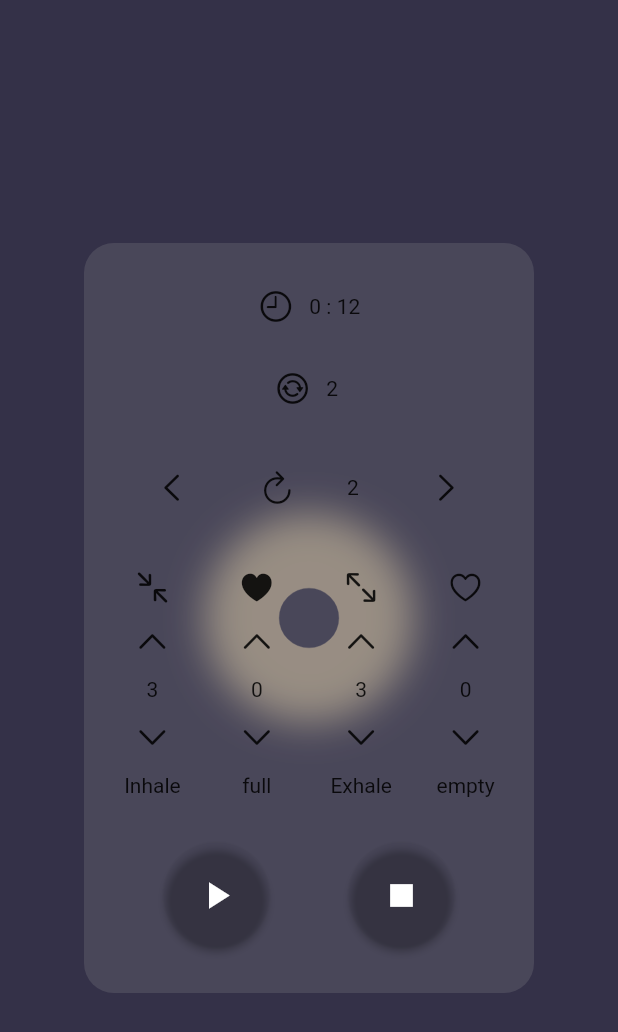
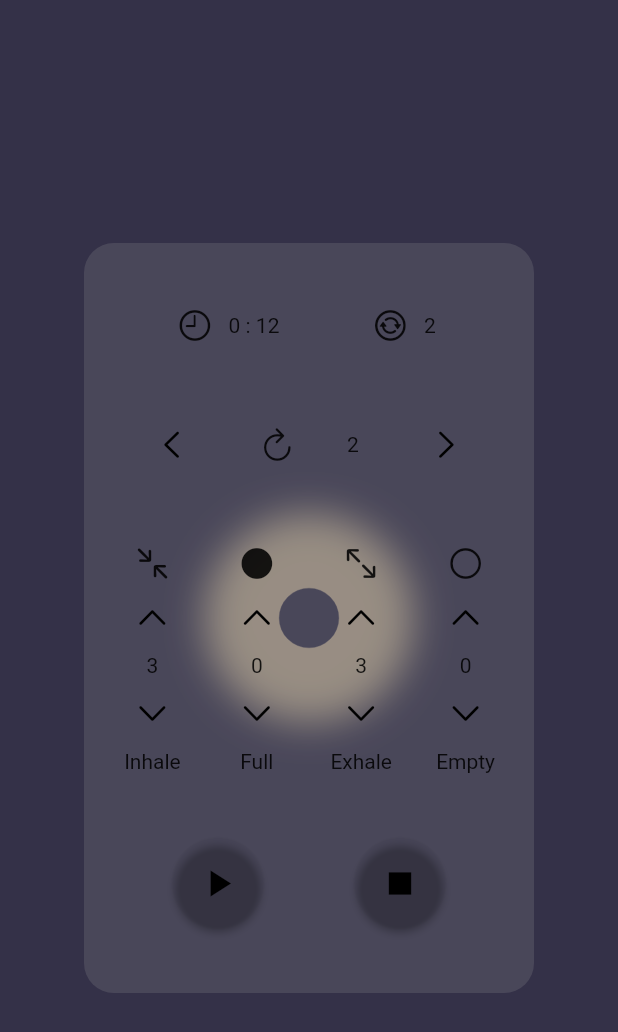
Before and after one commit to aspirinii/HealingMeditation, a Flutter app: the screen it shows after launch, on a phone screen of 412 x 824 dp. Shown: the top 1032 px of the screen. Run offline on Flutter 3.47's test engine with Material 2 defaults, Android fonts, the phone set to English and light mode, and no system bars; our stand-ins replace get, shared_preferences, shimmer_animation, vibration.

Commit message:
designing May 30 12:50

```diff
--- a/lib/menu.dart
+++ b/lib/menu.dart
@@ -9,6 +9,7 @@ class MenuWidget extends StatelessWidget with WidgetsBindingObserver{
   MenuWidget({Key? key}) : super(key: key);
   final Controller c = Get.find();
   final WindowsController c2 = Get.put(WindowsController());
+  final buttonColor = Colors.black;
 
   @override
   void didChangeAppLifecycleState(AppLifecycleState state) {
@@ -35,17 +36,22 @@ class MenuWidget extends StatelessWidget with WidgetsBindingObserver{
                 Row(
                   mainAxisAlignment: MainAxisAlignment.center,
                   children: [
+                    Spacer(),
                     const Icon(CupertinoIcons.clock),
                     Obx(() => Text("   ${c.timeMinRx} : ${c.timeSecRx}")),
+                    Spacer(),
+                    const Icon(CupertinoIcons.arrow_2_circlepath_circle),
+                    Obx(() => Text("   ${c.value_cycle} ")),
+                    Spacer(),
                   ],
                 ),
-                Row(
-                  mainAxisAlignment: MainAxisAlignment.center,
-                  children: [
-                    const Icon(CupertinoIcons.arrow_2_circlepath_circle),
-                    Obx(() => Text("   ${c.value_cycle} ")),
-                  ],
-                ),
+                // Row(
+                //   mainAxisAlignment: MainAxisAlignment.center,
+                //   children: [
+                //     const Icon(CupertinoIcons.arrow_2_circlepath_circle),
+                //     Obx(() => Text("   ${c.value_cycle} ")),
+                //   ],
+                // ),
                 Row(
                   mainAxisAlignment: MainAxisAlignment.spaceEvenly,
                   children: [
@@ -54,9 +60,10 @@ class MenuWidget extends StatelessWidget with WidgetsBindingObserver{
                         c.decrement(c.cycle);
                       },
                       icon: const Icon(CupertinoIcons.chevron_left),
-                      splashColor: Colors.red,
-                      splashRadius: 10,
-                      hoverColor: Colors.blue,
+                      color: buttonColor,
+                      // splashColor: Colors.red,
+                      // splashRadius: 10,
+                      // hoverColor: Colors.blue,
                     ),
                     const Icon(CupertinoIcons.arrow_clockwise),
                     Obx(() => Text("${c.cycle}")),
@@ -65,9 +72,10 @@ class MenuWidget extends StatelessWidget with WidgetsBindingObserver{
                         c.increment(c.cycle);
                       },
                       icon: const Icon(CupertinoIcons.chevron_right),
-                      splashColor: Colors.red,
-                      splashRadius: 10,
-                      hoverColor: Colors.blue,
+                      color: buttonColor,
+                      // splashColor: Colors.red,
+                      // splashRadius: 10,
+                      // hoverColor: Colors.blue,
                     ),
                   ],
                 ),
@@ -84,6 +92,7 @@ class MenuWidget extends StatelessWidget with WidgetsBindingObserver{
                             c.increment(c.inhale);
                           },
                           icon: const Icon(CupertinoIcons.chevron_up),
+                          color: buttonColor
                         ),
                         Obx(() => Text("${c.inhale}")),
                         IconButton(
@@ -91,6 +100,7 @@ class MenuWidget extends StatelessWidget with WidgetsBindingObserver{
                             c.decrement(c.inhale);
                           },
                           icon: const Icon(CupertinoIcons.chevron_down),
+                          color: buttonColor
                         ),
                         const Text("Inhale"),
                       ],
@@ -98,12 +108,13 @@ class MenuWidget extends StatelessWidget with WidgetsBindingObserver{
                     Column(
                       mainAxisAlignment: MainAxisAlignment.spaceEvenly,
                       children: [
-                        const Icon(CupertinoIcons.heart_fill),
+                        const Icon(CupertinoIcons.circle_fill),
                         IconButton(
                           onPressed: () {
                             c.increment(c.full);
                           },
                           icon: const Icon(CupertinoIcons.chevron_up),
+                          color: buttonColor
                         ),
                         Obx(() => Text("${c.full}")),
                         IconButton(
@@ -111,8 +122,9 @@ class MenuWidget extends StatelessWidget with WidgetsBindingObserver{
                             c.decrement(c.full);
                           },
                           icon: const Icon(CupertinoIcons.chevron_down),
+                          color: buttonColor
                         ),
-                        const Text("full"),
+                        const Text("Full"),
                       ],
                     ),
                     Column(
@@ -125,6 +137,7 @@ class MenuWidget extends StatelessWidget with WidgetsBindingObserver{
                             c.increment(c.exhale);
                           },
                           icon: const Icon(CupertinoIcons.chevron_up),
+                          color: buttonColor
                         ),
                         Obx(() => Text("${c.exhale}")),
                         IconButton(
@@ -132,6 +145,7 @@ class MenuWidget extends StatelessWidget with WidgetsBindingObserver{
                             c.decrement(c.exhale);
                           },
                           icon: const Icon(CupertinoIcons.chevron_down),
+                          color: buttonColor
                         ),
                         const Text("Exhale"),
                       ],
@@ -139,23 +153,23 @@ class MenuWidget extends StatelessWidget with WidgetsBindingObserver{
                     Column(
                       mainAxisAlignment: MainAxisAlignment.spaceEvenly,
                       children: [
-                        const Icon(CupertinoIcons.heart),
+                        const Icon(CupertinoIcons.circle),
                         IconButton(
                           onPressed: () {
                             c.increment(c.empty);
                           },
                           icon: const Icon(CupertinoIcons.chevron_up),
+                          color: buttonColor
                         ),
                         Obx(() => Text("${c.empty}")),
                         IconButton(
                           onPressed: () {
                             c.decrement(c.empty);
                           },
-                          icon: const Icon(
-                            CupertinoIcons.chevron_down,
-                          ),
+                          icon: const Icon(CupertinoIcons.chevron_down),
+                          color: buttonColor,
                         ),
-                        const Text("empty"),
+                        const Text("Empty"),
                       ],
                     ),
                   ],
@@ -168,12 +182,12 @@ class MenuWidget extends StatelessWidget with WidgetsBindingObserver{
                         c.startBtn();
                       },
                       child: const Icon(Icons.play_arrow_sharp,
-                          size: 30, color: Colors.white),
+                          size: 30, color: Colors.black),
                       style: ElevatedButton.styleFrom(
                         shape: const CircleBorder(),
-                        padding: const EdgeInsets.all(20),
+                        padding: const EdgeInsets.all(15),
                         primary: Colors.transparent, // <-- Button color
-                        onPrimary: Colors.red, // <-- Splash color
+                        onPrimary: Colors.white, // <-- Splash color
                       ),
                     ),
                     ElevatedButton(
@@ -181,12 +195,12 @@ class MenuWidget extends StatelessWidget with WidgetsBindingObserver{
                         c.stopBtn();
                       },
                       child:
-                          const Icon(Icons.stop, size: 30, color: Colors.white),
+                          const Icon(Icons.stop, size: 30,color:Colors.black),
                       style: ElevatedButton.styleFrom(
                         shape: const CircleBorder(),
-                        padding: const EdgeInsets.all(20),
+                        padding: const EdgeInsets.all(15),
                         primary: Colors.transparent, // <-- Button color
-                        onPrimary: Colors.red, // <-- Splash color
+                        onPrimary: Colors.white, // <-- Splash color
                       ),
                     )
                   ],
```
